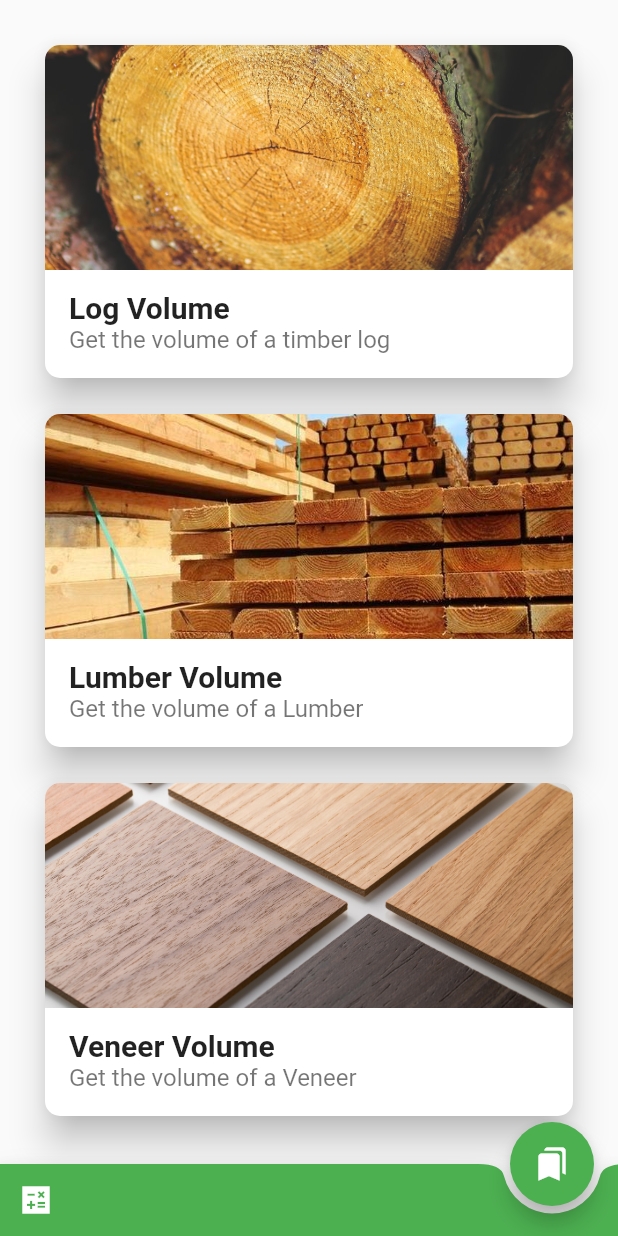
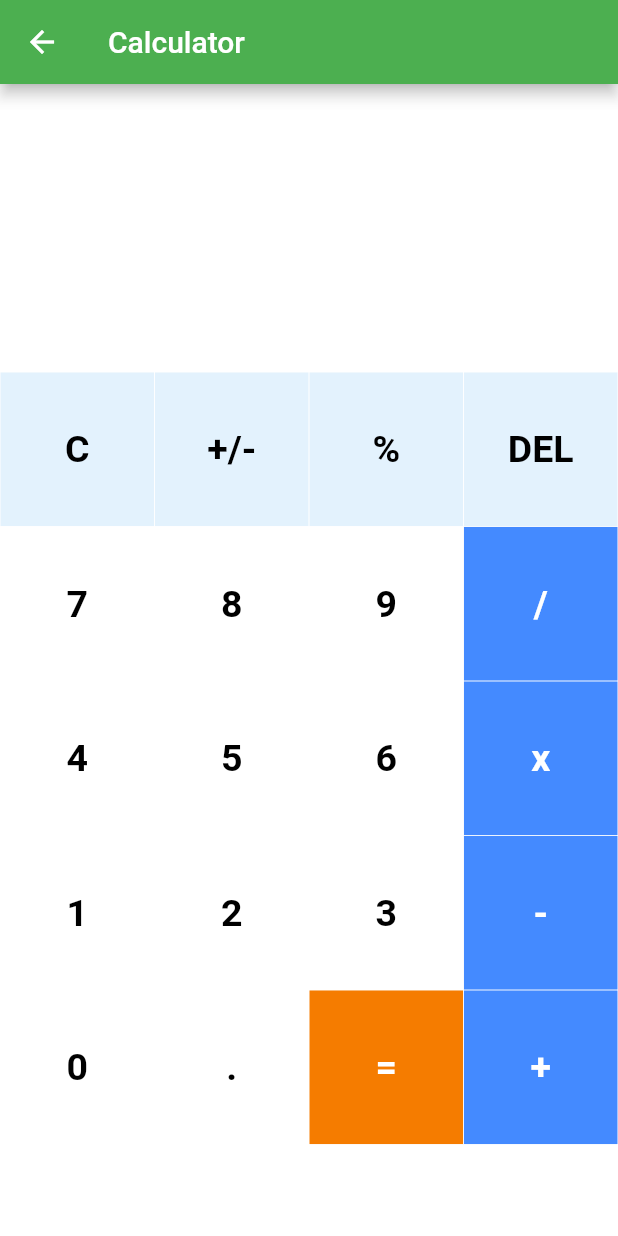
Before and after one commit to s-muel/woodCalculator_v1, a Flutter app: the screen it shows after launch, after a tap on the "calculate" icon, on a phone screen of 412 x 824 dp. Run offline on Flutter 3.47's test engine with Material 2 defaults, Android fonts, the phone set to English and light mode, and no system bars; our stand-ins replace csv, math_expressions; missing offline and left inert: flutter_cached_pdfview.

Commit message:
fixing problems

```diff
--- a/lib/calculator_page.dart
+++ b/lib/calculator_page.dart
@@ -1,24 +1,13 @@
-
-
-// class MyApp extends StatelessWidget {
-// @override
-// Widget build(BuildContext context) {
-// 	return MaterialApp(
-// 	debugShowCheckedModeBanner: false,
-// 	home: HomePage(),
-// 	); // MaterialApp
-// }
-// }
 
 import 'package:flutter/material.dart';
 import 'package:math_expressions/math_expressions.dart';
 
-class Calculator extends StatefulWidget {
+class CalculatorPage extends StatefulWidget {
   @override
-_CalculatorState createState() => _CalculatorState();
+  _CalculatorPageState createState() => _CalculatorPageState();
 }
 
-class _CalculatorState extends State<Calculator> {
+class _CalculatorPageState extends State<CalculatorPage> {
   var userInput = '';
   var answer = '';
 
@@ -49,8 +38,8 @@ final List<String> buttons = [
   @override
   Widget build(BuildContext context) {
     return Scaffold(
-	appBar: new AppBar(
-		title: new Text("Calculator"),
+      appBar: AppBar(
+        title: Text("Calculator"),
       ), //AppBar
       backgroundColor: Colors.white38,
       body: Column(
@@ -61,19 +50,19 @@ Widget build(BuildContext context) {
                   mainAxisAlignment: MainAxisAlignment.spaceEvenly,
                   children: <Widget>[
                     Container(
-					padding: EdgeInsets.all(20),
+                      padding: const EdgeInsets.all(20),
                       alignment: Alignment.centerRight,
                       child: Text(
                         userInput,
-						style: TextStyle(fontSize: 18, color: Colors.white),
+                        style: const TextStyle(fontSize: 18, color: Colors.white),
                       ),
                     ),
                     Container(
-					padding: EdgeInsets.all(15),
+                      padding: const EdgeInsets.all(15),
                       alignment: Alignment.centerRight,
                       child: Text(
                         answer,
-						style: TextStyle(
+                        style: const TextStyle(
                             fontSize: 30,
                             color: Colors.white,
                             fontWeight: FontWeight.bold),
@@ -84,7 +73,6 @@ Widget build(BuildContext context) {
           ),
           Expanded(
             flex: 3,
-			child: Container(
             child: GridView.builder(
                 itemCount: buttons.length,
                 gridDelegate: SliverGridDelegateWithFixedCrossAxisCount(
@@ -171,8 +159,7 @@ Widget build(BuildContext context) {
                           : Colors.black,
                     );
                   }
-				}), // GridView.builder
-			),
+                }),
           ),
         ],
       ),
@@ -199,11 +186,8 @@ void equalPressed() {
   }
 }
 
-
-
 // creating Stateless Widget for buttons
 class MyButton extends StatelessWidget {
-
 // declaring variables
   final color;
   final textColor;
@@ -211,7 +195,11 @@ final String buttonText;
   final buttontapped;
 
 //Constructor
-MyButton({this.color, this.textColor, required this.buttonText, this.buttontapped});
+  MyButton(
+      {this.color,
+      this.textColor,
+      required this.buttonText,
+      this.buttontapped});
 
   @override
   Widget build(BuildContext context) {
--- a/lib/main.dart
+++ b/lib/main.dart
@@ -1,5 +1,6 @@
 import 'package:flutter/cupertino.dart';
 import 'package:flutter/material.dart';
+import 'package:forest1/calculator_page.dart';
 import 'package:forest1/log_volume.dart';
 import 'package:forest1/lumber_page.dart';
 import 'package:forest1/pdf_page.dart';
@@ -324,7 +325,10 @@ class _MyHomePageState extends State<MyHomePage> {
                 Icons.calculate_sharp,
                 color: Colors.white,
               ),
-              onPressed: () {},
+              onPressed: () {
+                Navigator.of(context).push(
+                    MaterialPageRoute(builder: (context) => CalculatorPage()));
+              },
             ),
           ],
         ),
```
Lines whose indentation alone changed are shown as unchanged.
